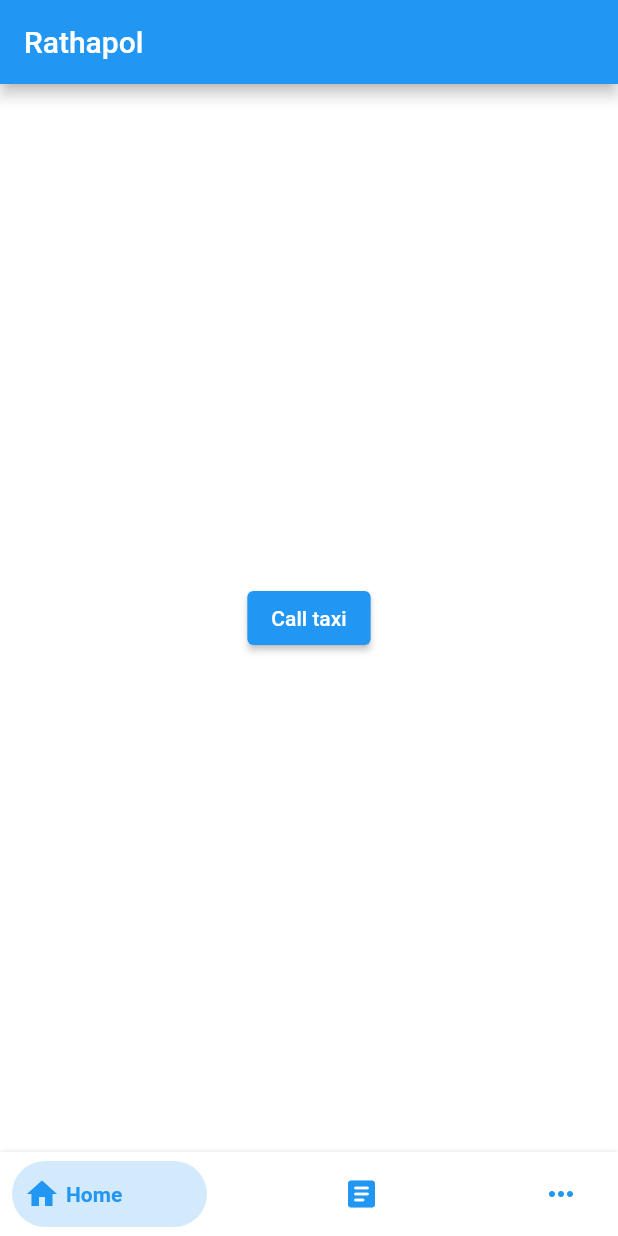
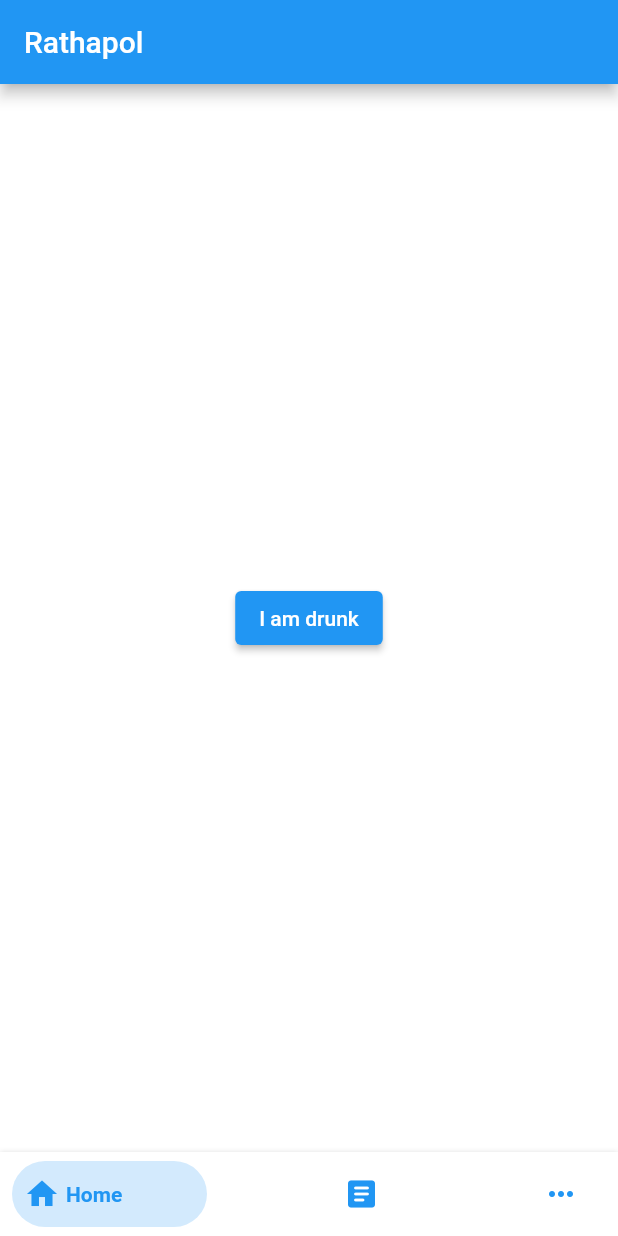
Before and after one commit to jaochoo/SafeDrunk, a Flutter app: the screen it shows after launch, on a phone screen of 412 x 824 dp. Run offline on Flutter 3.47's test engine with Material 2 defaults, Android fonts, the phone set to English and light mode, and no system bars; drawn by our look-alikes of bottom_navy_bar; our stand-ins replace geolocator.

Commit message:
Update main.dart

```diff
--- a/lib/main.dart
+++ b/lib/main.dart
@@ -69,7 +69,7 @@ class _HomePageState extends State<MyApp> {
                                   })
                                 });
                       },
-                      child: const Text('Call taxi'),
+                      child: const Text('I am drunk'),
                     ),
                   )),
               Container(
```
